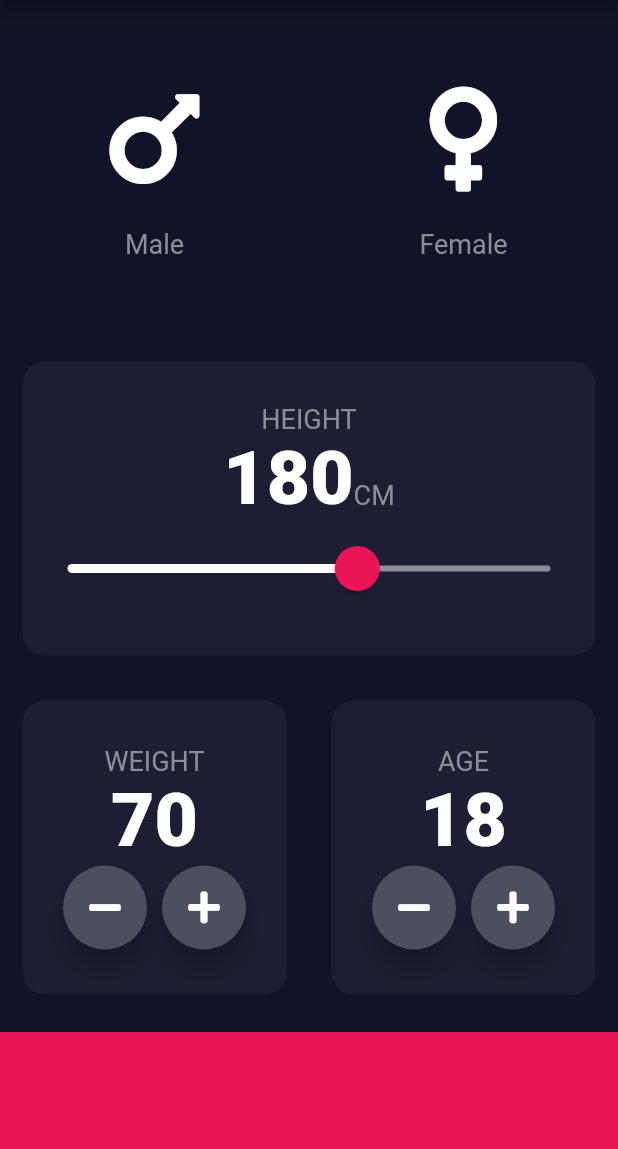
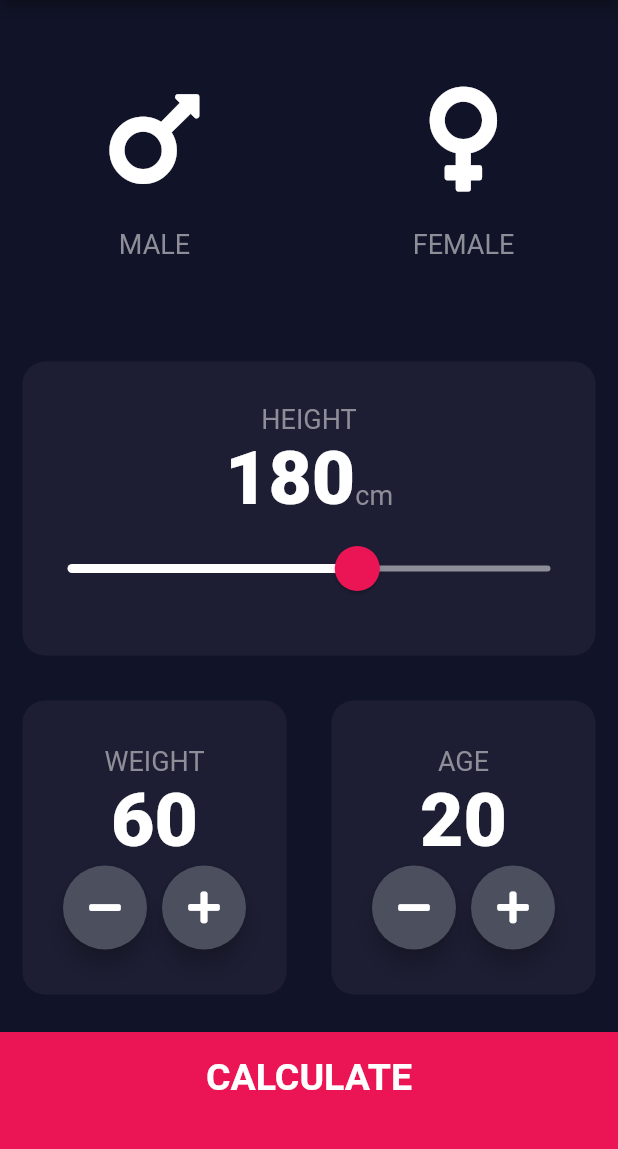
Before and after one commit to udaykumaruking/Angela-Yu-Flutter, a Flutter app: the screen it shows after launch, on a phone screen of 412 x 824 dp, the part 84-1233 px from its top. Run offline on Flutter 3.47's test engine with Material 2 defaults, Android fonts, the phone set to English and light mode, and no system bars; our stand-ins replace audioplayers, font_awesome_flutter, rflutter_alert.

Commit message:
BMI accomplished

```diff
--- /dev/null
+++ b/bmi-calculator-flutter/lib/bottom_button.dart
@@ -0,0 +1,56 @@
+import 'package:flutter/material.dart';
+import 'constants.dart';
+
+// class BottomButton extends StatelessWidget {
+//   BottomButton({@required this.buttonTitle, @required this.onTap});
+//   final String buttonTitle;
+//   final Function onTap;
+//   @override
+//   Widget build(BuildContext context) {
+//     return GestureDetector(
+//       onTap: onTap(),
+//       child: Container(
+//         color: kBottomContainerColour,
+//         margin: EdgeInsets.only(
+//           top: 10.0,
+//         ),
+//         width: double.infinity,
+//         child: Center(
+//           child: Text(
+//             buttonTitle,
+//             style: kLargeButtonTextStyle,
+//           ),
+//         ),
+//         padding: EdgeInsets.only(bottom: 10.0),
+//         height: kBottomContainerHeight,
+//       ),
+//     );
+//   }
+// }
+
+class BottomButton extends StatelessWidget {
+  BottomButton({@required this.onTap, @required this.buttonTitle});
+
+  final Function onTap;
+  final String buttonTitle;
+
+  @override
+  Widget build(BuildContext context) {
+    return GestureDetector(
+      onTap: onTap,
+      child: Container(
+        child: Center(
+          child: Text(
+            buttonTitle,
+            style: kLargeButtonTextStyle,
+          ),
+        ),
+        color: kBottomContainerColour,
+        margin: EdgeInsets.only(top: 10.0),
+        padding: EdgeInsets.only(bottom: 20.0),
+        width: double.infinity,
+        height: kBottomContainerHeight,
+      ),
+    );
+  }
+}
--- a/bmi-calculator-flutter/lib/constants.dart
+++ b/bmi-calculator-flutter/lib/constants.dart
@@ -1,16 +1,41 @@
 import 'package:flutter/material.dart';
 
 const kBottomContainerHeight = 80.0;
-const kActiveCardColor = Color(0xff1d1e33);
-const kInactiveCardColor = Color(0xff111328);
-const kBottomContainerColor = Color(0xffeb1555);
+const kActiveCardColour = Color(0xFF1D1E33);
+const kInactiveCardColour = Color(0xFF111328);
+const kBottomContainerColour = Color(0xFFEB1555);
 
 const kLabelTextStyle = TextStyle(
-  color: Color(0xff8d8e98),
-  fontSize: 18,
+  fontSize: 18.0,
+  color: Color(0xFF8D8E98),
 );
 
 const kNumberTextStyle = TextStyle(
   fontSize: 50.0,
   fontWeight: FontWeight.w900,
 );
+
+const kLargeButtonTextStyle = TextStyle(
+  fontSize: 25.0,
+  fontWeight: FontWeight.bold,
+);
+
+const kTitleTextStyle = TextStyle(
+  fontSize: 50.0,
+  fontWeight: FontWeight.bold,
+);
+
+const kResultTextStyle = TextStyle(
+  color: Color(0xFF24D876),
+  fontSize: 22.0,
+  fontWeight: FontWeight.bold,
+);
+
+const kBMITextStyle = TextStyle(
+  fontSize: 100.0,
+  fontWeight: FontWeight.bold,
+);
+
+const kBodyTextStyle = TextStyle(
+  fontSize: 22.0,
+);
--- a/bmi-calculator-flutter/lib/input_page.dart
+++ b/bmi-calculator-flutter/lib/input_page.dart
@@ -1,18 +1,19 @@
+import 'package:bmi_calculator/results_page.dart';
 import 'package:flutter/material.dart';
 import 'package:font_awesome_flutter/font_awesome_flutter.dart';
 
 import 'reusable_card.dart';
+import 'bottom_button.dart';
+import 'round_icon_button.dart';
 import 'icon_content.dart';
 import 'constants.dart';
+import 'results_page.dart';
+import 'calculator_brain.dart';
 
 enum Gender {
   male,
   female,
 }
-
-int height = 180;
-int weight = 70;
-int age = 18;
 
 class InputPage extends StatefulWidget {
   @override
@@ -21,6 +22,9 @@ class InputPage extends StatefulWidget {
 
 class _InputPageState extends State<InputPage> {
   Gender selectedGender;
+  int height = 180;
+  int weight = 60;
+  int age = 20;
 
   @override
   Widget build(BuildContext context) {
@@ -30,10 +34,10 @@ class _InputPageState extends State<InputPage> {
       ),
       body: Column(
         crossAxisAlignment: CrossAxisAlignment.stretch,
-        children: [
+        children: <Widget>[
           Expanded(
               child: Row(
-              children: [
+            children: <Widget>[
               Expanded(
                 child: ReusableCard(
                   onPress: () {
@@ -42,11 +46,11 @@ class _InputPageState extends State<InputPage> {
                     });
                   },
                   colour: selectedGender == Gender.male
-                        ? kActiveCardColor
-                        : kInactiveCardColor,
+                      ? kActiveCardColour
+                      : kInactiveCardColour,
                   cardChild: IconContent(
-                      icon: (FontAwesomeIcons.mars),
-                      label: 'Male',
+                    icon: FontAwesomeIcons.mars,
+                    label: 'MALE',
                   ),
                 ),
               ),
@@ -58,23 +62,22 @@ class _InputPageState extends State<InputPage> {
                     });
                   },
                   colour: selectedGender == Gender.female
-                        ? kActiveCardColor
-                        : kInactiveCardColor,
+                      ? kActiveCardColour
+                      : kInactiveCardColour,
                   cardChild: IconContent(
-                      icon: (FontAwesomeIcons.venus),
-                      label: 'Female',
+                    icon: FontAwesomeIcons.venus,
+                    label: 'FEMALE',
                   ),
                 ),
               ),
             ],
-            ),
-          ),
+          )),
           Expanded(
             child: ReusableCard(
-              colour: kActiveCardColor,
+              colour: kActiveCardColour,
               cardChild: Column(
                 mainAxisAlignment: MainAxisAlignment.center,
-                children: [
+                children: <Widget>[
                   Text(
                     'HEIGHT',
                     style: kLabelTextStyle,
@@ -83,23 +86,23 @@ class _InputPageState extends State<InputPage> {
                     mainAxisAlignment: MainAxisAlignment.center,
                     crossAxisAlignment: CrossAxisAlignment.baseline,
                     textBaseline: TextBaseline.alphabetic,
-                    children: [
+                    children: <Widget>[
                       Text(
                         height.toString(),
                         style: kNumberTextStyle,
                       ),
                       Text(
-                        'CM',
+                        'cm',
                         style: kLabelTextStyle,
                       )
                     ],
                   ),
                   SliderTheme(
                     data: SliderTheme.of(context).copyWith(
-                      inactiveTrackColor: Color(0xff8d8e98),
+                      inactiveTrackColor: Color(0xFF8D8E98),
                       activeTrackColor: Colors.white,
-                      thumbColor: Color(0xffeb1555),
-                      overlayColor: Color(0x29eb1555),
+                      thumbColor: Color(0xFFEB1555),
+                      overlayColor: Color(0x29EB1555),
                       thumbShape:
                           RoundSliderThumbShape(enabledThumbRadius: 15.0),
                       overlayShape:
@@ -107,14 +110,12 @@ class _InputPageState extends State<InputPage> {
                     ),
                     child: Slider(
                       value: height.toDouble(),
-                      min: 120,
-                      max: 220,
+                      min: 120.0,
+                      max: 220.0,
                       onChanged: (double newValue) {
-                        setState(
-                          () {
+                        setState(() {
                           height = newValue.round();
-                          },
-                        );
+                        });
                       },
                     ),
                   ),
@@ -124,13 +125,13 @@ class _InputPageState extends State<InputPage> {
           ),
           Expanded(
             child: Row(
-              children: [
+              children: <Widget>[
                 Expanded(
                   child: ReusableCard(
-                    colour: kActiveCardColor,
+                    colour: kActiveCardColour,
                     cardChild: Column(
                       mainAxisAlignment: MainAxisAlignment.center,
-                      children: [
+                      children: <Widget>[
                         Text(
                           'WEIGHT',
                           style: kLabelTextStyle,
@@ -141,15 +142,14 @@ class _InputPageState extends State<InputPage> {
                         ),
                         Row(
                           mainAxisAlignment: MainAxisAlignment.center,
-                          children: [
+                          children: <Widget>[
                             RoundIconButton(
                                 icon: FontAwesomeIcons.minus,
                                 onPressed: () {
                                   setState(() {
                                     weight--;
                                   });
-                              },
-                            ),
+                                }),
                             SizedBox(
                               width: 10.0,
                             ),
@@ -169,10 +169,10 @@ class _InputPageState extends State<InputPage> {
                 ),
                 Expanded(
                   child: ReusableCard(
-                    colour: kActiveCardColor,
+                    colour: kActiveCardColour,
                     cardChild: Column(
                       mainAxisAlignment: MainAxisAlignment.center,
-                      children: [
+                      children: <Widget>[
                         Text(
                           'AGE',
                           style: kLabelTextStyle,
@@ -183,13 +183,15 @@ class _InputPageState extends State<InputPage> {
                         ),
                         Row(
                           mainAxisAlignment: MainAxisAlignment.center,
-                          children: [
+                          children: <Widget>[
                             RoundIconButton(
                               icon: FontAwesomeIcons.minus,
                               onPressed: () {
-                                setState(() {
+                                setState(
+                                  () {
                                     age--;
-                                });
+                                  },
+                                );
                               },
                             ),
                             SizedBox(
@@ -201,10 +203,9 @@ class _InputPageState extends State<InputPage> {
                                   setState(() {
                                     age++;
                                   });
-                              },
-                            ),
+                                })
                           ],
-                        ),
+                        )
                       ],
                     ),
                   ),
@@ -212,37 +213,26 @@ class _InputPageState extends State<InputPage> {
               ],
             ),
           ),
-          Container(
-            color: kBottomContainerColor,
-            margin: EdgeInsets.only(
-              top: 10.0,
+          BottomButton(
+            buttonTitle: 'CALCULATE',
+            onTap: () {
+              CalculatorBrain calc =
+                  CalculatorBrain(height: height, weight: weight);
+
+              Navigator.push(
+                context,
+                MaterialPageRoute(
+                  builder: (context) => ResultsPage(
+                    bmiResult: calc.calculateBMI(),
+                    resultText: calc.getResult(),
+                    interpretation: calc.getInterpretation(),
                   ),
-            width: double.infinity,
-            height: kBottomContainerHeight,
+                ),
+              );
+            },
           ),
         ],
       ),
     );
   }
 }
-
-class RoundIconButton extends StatelessWidget {
-  RoundIconButton({@required this.icon, @required this.onPressed});
-  final IconData icon;
-  final Function onPressed;
-
-  @override
-  Widget build(BuildContext context) {
-    return RawMaterialButton(
-      child: Icon(icon),
-      onPressed: onPressed,
-      shape: CircleBorder(),
-      fillColor: Color(0xff4c4f5e),
-      constraints: BoxConstraints.tightFor(
-        height: 56.0,
-        width: 56.0,
-      ),
-      elevation: 6.0,
-    );
-  }
-}
--- /dev/null
+++ b/bmi-calculator-flutter/lib/round_icon_button.dart
@@ -0,0 +1,22 @@
+import 'package:flutter/material.dart';
+
+class RoundIconButton extends StatelessWidget {
+  RoundIconButton({@required this.icon, @required this.onPressed});
+  final IconData icon;
+  final Function onPressed;
+
+  @override
+  Widget build(BuildContext context) {
+    return RawMaterialButton(
+      child: Icon(icon),
+      onPressed: onPressed,
+      shape: CircleBorder(),
+      fillColor: Color(0xff4c4f5e),
+      constraints: BoxConstraints.tightFor(
+        height: 56.0,
+        width: 56.0,
+      ),
+      elevation: 6.0,
+    );
+  }
+}
```
Also changed, not shown: bmi-calculator-flutter/lib/calculator_brain.dart (added, +35 -0 lines), bmi-calculator-flutter/lib/results_page.dart (added, +72 -0 lines). Lines whose indentation alone changed are shown as unchanged.
